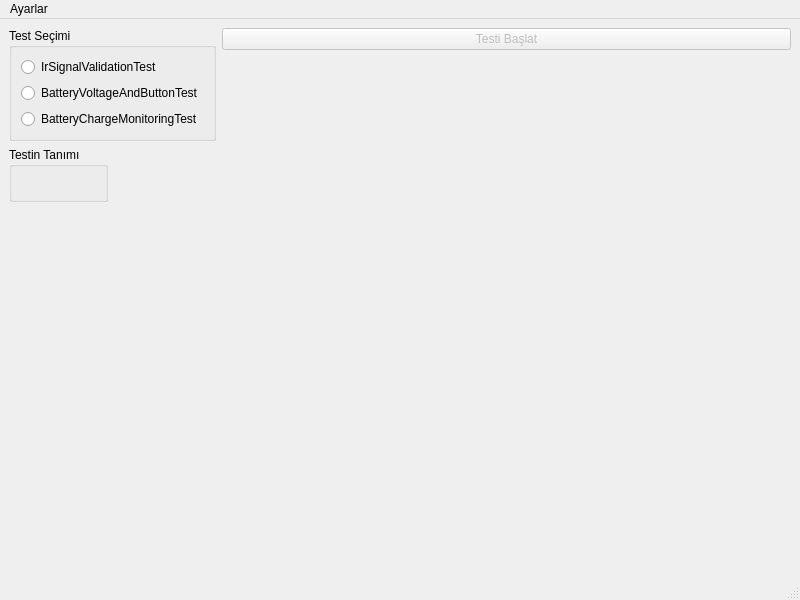
The window that res/ui/mainwindow.ui (cihansenyuz/test_remotes_for_TV) describes before a commit, drawn with Qt 5.
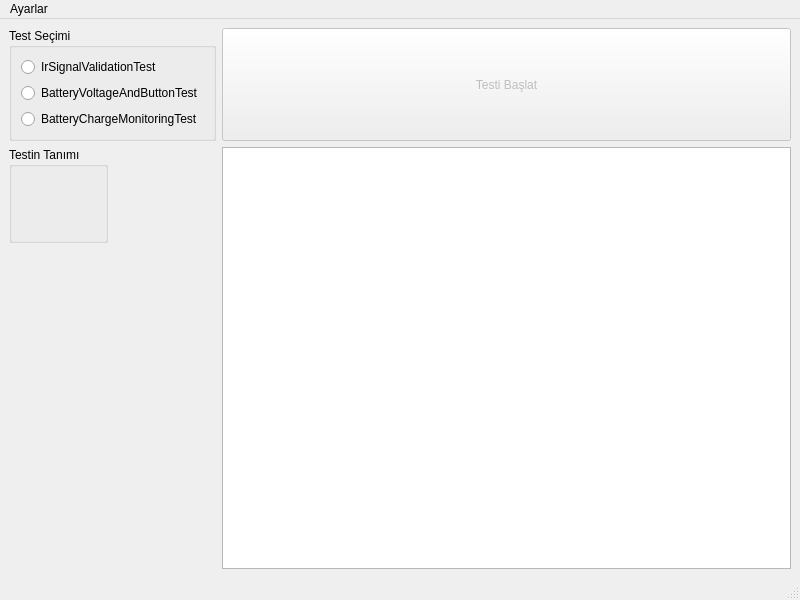
The same window after the commit.

Commit message: implement test message signal/slot mechanism

Diff of the .ui file:
```diff
--- a/res/ui/mainwindow.ui
+++ b/res/ui/mainwindow.ui
@@ -50,6 +50,12 @@
       <property name="enabled">
        <bool>false</bool>
       </property>
+      <property name="sizePolicy">
+       <sizepolicy hsizetype="Minimum" vsizetype="Minimum">
+        <horstretch>0</horstretch>
+        <verstretch>0</verstretch>
+       </sizepolicy>
+      </property>
       <property name="text">
        <string>Testi Başlat</string>
       </property>
@@ -71,6 +77,9 @@
       </layout>
      </widget>
     </item>
+    <item row="1" column="1">
+     <widget class="QTextBrowser" name="test_message_browser"/>
+    </item>
    </layout>
   </widget>
   <widget class="QMenuBar" name="menubar">
```
The commit also changes 4 other files.
